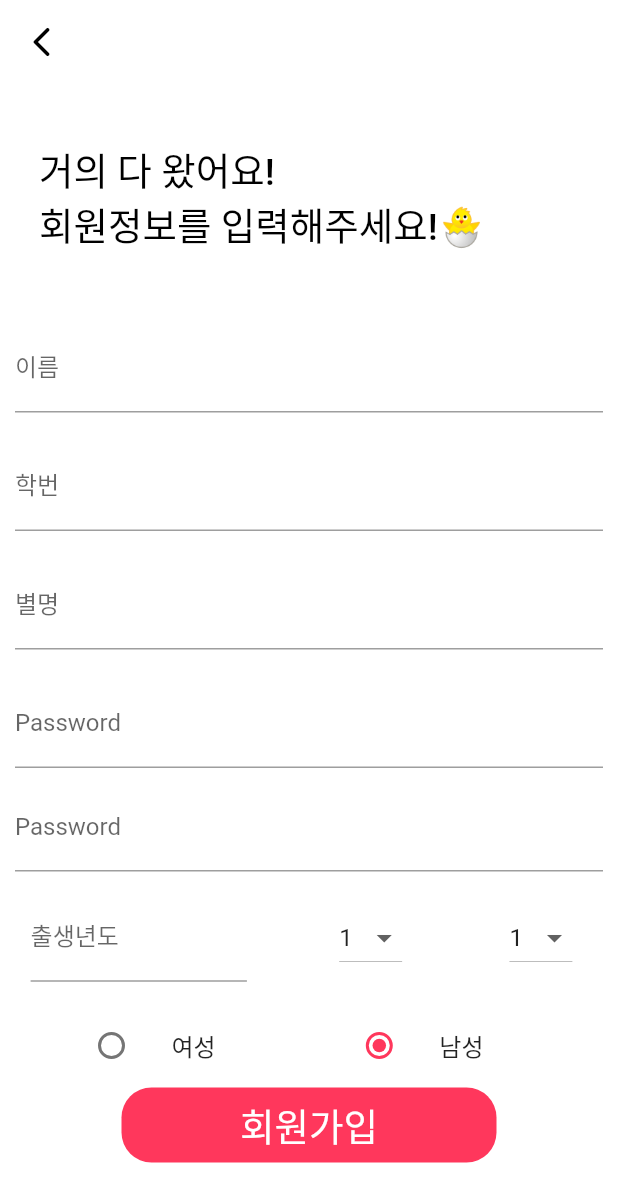
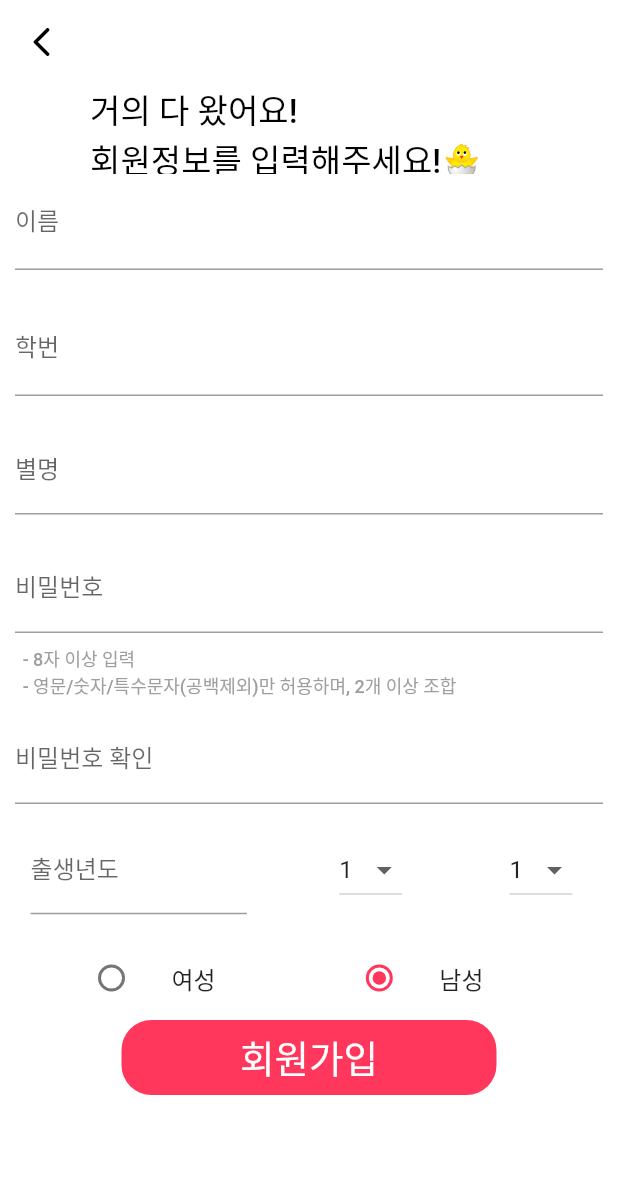
Before and after one commit to SeungtaeRyu/campusMeet_test, a Flutter app: the SignUpScreen screen opened directly, on a phone screen of 412 x 824 dp. Shown: the top 1202 px of the screen. Run offline on Flutter 3.47's test engine with Material 2 defaults, Android fonts, the phone set to English and light mode, and no system bars; our stand-ins replace badges, blur, carousel_slider, dotted_border, form_field_validator, image_picker; missing offline and left inert: wc_form_validators.

Commit message:
회원가입페이지 수정

```diff
--- a/campus_meet_test/lib/screens/login/SignIn_Screen.dart
+++ b/campus_meet_test/lib/screens/login/SignIn_Screen.dart
@@ -55,7 +55,7 @@ class _State extends State<SignInPage> {
                       child: Container(
                           width: 138,
                           height: 126,
-                          child: Image.asset('asset/campusMeetLogo.png')),
+                          child: Image.asset('images/campusMeetLogo.png')),
                     ), //캠퍼스밋이미지가져와
                   ),
                 ),
--- a/campus_meet_test/lib/screens/login/SignUp_Screen.dart
+++ b/campus_meet_test/lib/screens/login/SignUp_Screen.dart
@@ -86,21 +86,23 @@ var _selectedValue = '24';8*/
           child: Column(
             children: <Widget>[
               Container(
-                  width: 380,
-                  height: 150,
-                  alignment: Alignment(-1.0, 0.0),
-                  padding: EdgeInsets.all(10),
+                  width: 287,
+                  height: 60,
+                  alignment: Alignment(-5.5, 0.0),
+                  padding: EdgeInsets.fromLTRB(10, 0, 10, 0),
+                  // margin: EdgeInsets.fromLTRB(0, 0, 0, 0),
                   child: Text(
                     '거의 다 왔어요! \n회원정보를 입력해주세요!🐣',
                     //textAlign: TextAlign.left,
                     style: TextStyle(
                         color: Colors.black,
                         fontWeight: FontWeight.w500,
-                        fontSize: 25),
+                        fontSize: 22),
                   )),
 
               Container(
-                padding: EdgeInsets.all(10),
+                  padding: EdgeInsets.fromLTRB(10, 0, 10, 10),
+                // padding: EdgeInsets.all(10),
                 child: TextFormField(
                   inputFormatters: [
                     FilteringTextInputFormatter.allow(RegExp('[ㄱ-ㅎ|가-힣|ㆍ|ᆢ]')),
@@ -110,6 +112,7 @@ var _selectedValue = '24';8*/
                   decoration: InputDecoration(
                     //  border: OutlineInputBorder(),
                     labelText: '이름',
+                    hintText: '실명으로 입력해주세요'
                   ),
                   autovalidateMode: AutovalidateMode.always,
                   onChanged: (dynamic val) {},
@@ -153,6 +156,7 @@ var _selectedValue = '24';8*/
                   decoration: InputDecoration(
                     //   border: OutlineInputBorder(),
                     labelText: '학번', //텍스트필드말고 숫자만?데 두자리?
+                      hintText: '숫자만 입력해주세요 ex)21'
                   ),
                   validator: Validators.compose([
                     Validators.required('입학년도 2자리 입니다.')
@@ -182,13 +186,15 @@ var _selectedValue = '24';8*/
               Container(
                 //signin 65
                 padding: EdgeInsets.fromLTRB(10, 10, 10, 0),
-                child: TextFormField(
+                child: Column(
+                  children: [
+                    TextFormField(
                       //비밀번호 조건
                       obscureText: true,
                       controller: pwd,
                       decoration: InputDecoration(
                         //  border: OutlineInputBorder(),
-                      labelText: 'Password'),
+                          labelText: '비밀번호'),
                       validator: Validators.compose([
                         Validators.required('Password is required'),
                         Validators.patternString(
@@ -196,6 +202,21 @@ var _selectedValue = '24';8*/
                             '8자리이상,숫자,특수문자를 포함해주세요.')
                       ]),
                     ),
+                    Container(
+                      padding: EdgeInsets.fromLTRB(0, 8, 0, 1),
+                      alignment: Alignment(-0.9, 0.0),
+                      child: Text(
+                        "- 8자 이상 입력 \n- 영문/숫자/특수문자(공백제외)만 허용하며, 2개 이상 조합",
+                        //textAlign: TextAlign.left,
+                        style: TextStyle(
+                            color: Colors.grey,
+                            fontWeight: FontWeight.w500,
+                            fontSize: 12),
+                      ),
+                    )
+                  ],
+                  ),
+
               ),
               Container(
                 //비밀번호확
@@ -205,7 +226,7 @@ var _selectedValue = '24';8*/
                   controller: passwordEController,
                   decoration: InputDecoration(
                     //  border: OutlineInputBorder(),
-                      labelText: 'Password'),
+                      labelText: '비밀번호 확인'),
                   //validateEPassword:
                   validator: (value) {
                     //애러메세지 띄워
--- a/campus_meet_test/lib/screens/login/check_univ_email_screen.dart
+++ b/campus_meet_test/lib/screens/login/check_univ_email_screen.dart
@@ -82,8 +82,7 @@ class _State extends State<CheckUnivPage> {
                       child: Row(
                         children: [
                           Padding(
-                                      padding:
-                                      EdgeInsets.only(right: 10, bottom: 10)),
+                              padding: EdgeInsets.only(right: 10, bottom: 10)),
                           Expanded(
                             // height: 60,
                             // width: 150,
@@ -134,8 +133,7 @@ class _State extends State<CheckUnivPage> {
                                 borderRadius: BorderRadius.circular(10)),
                             child: ElevatedButton(
                               style: ElevatedButton.styleFrom(
-                                          primary: userUnivEmailController.text !=
-                                              ""
+                                  primary: userUnivEmailController.text != ""
                                       ? Color(0xffff375c)
                                       : Color.fromARGB(250, 191, 191, 191)),
                               onPressed: () {
@@ -180,10 +178,9 @@ class _State extends State<CheckUnivPage> {
                               left: 0.0, right: 0.0, bottom: 10.0),
                           child: TextFormField(
                               //autofocus: true,
-                                      onChanged: (text_2){
-                                        if(certificationNumber.text.length > 5){
-                                          setState(() {
-                                          });
+                              onChanged: (text_2) {
+                                if (certificationNumber.text.length > 5) {
+                                  setState(() {});
                                 }
                               },
                               // onEditingComplete:(){
@@ -193,8 +190,7 @@ class _State extends State<CheckUnivPage> {
                               controller: certificationNumber,
                               decoration: InputDecoration(
                                 suffixIcon: Container(
-                                          padding:
-                                          EdgeInsets.only(top: 10, right: 10),
+                                  padding: EdgeInsets.only(top: 10, right: 10),
                                   child: TweenAnimationBuilder<Duration>(
                                       duration: Duration(minutes: 3),
                                       tween: Tween(
@@ -209,25 +205,21 @@ class _State extends State<CheckUnivPage> {
                                           Duration value, Widget? child) {
                                         final minutes = value.inMinutes;
                                         var seconds = value.inSeconds % 60;
-                                                var underTenSecond =
-                                                seconds.toString();
+                                        var underTenSecond = seconds.toString();
                                         if (seconds < 10) {
-                                                  underTenSecond = ("0" +
-                                                      underTenSecond) as String;
+                                          underTenSecond =
+                                              ("0" + underTenSecond) as String;
                                         }
                                         ;
                                         return Padding(
-                                                    padding:
-                                                    const EdgeInsets.symmetric(
+                                            padding: const EdgeInsets.symmetric(
                                                 vertical: 5),
                                             child: Text(
                                                 '0$minutes:$underTenSecond',
                                                 textAlign: TextAlign.center,
                                                 style: TextStyle(
-                                                            color:
-                                                            Color(0xffff375c),
-                                                            fontWeight:
-                                                            FontWeight.bold,
+                                                    color: Color(0xffff375c),
+                                                    fontWeight: FontWeight.bold,
                                                     fontSize: 15)));
                                       }),
                                 ),
@@ -242,10 +234,10 @@ class _State extends State<CheckUnivPage> {
                                   fontWeight: FontWeight.w500,
                                   fontSize: 15),
                               validator: Validators.compose([
-                                        Validators.required('인증번호를 입력해주세요'),
+                                Validators.required(
+                                    '인증번호를 발송했습니다.\n인증번호가 오지 않는다면 입력하신 정보가 정확한지 확인헤 주세요.\n이미 가입된 이메일이거나 가상 이메일은 인증번호를 받을 수 없습니다.'),
                                 Validators.patternString(
-                                            r'^(?=.*?[0-9]).{6,6}$',
-                                            '인증번호는 6자리 입니다.')
+                                    r'^(?=.*?[0-9]).{6,6}$', '인증번호는 6자리 입니다.')
                               ])),
                         ),
                       ),
--- a/campus_meet_test/lib/screens/login/findPasswordConfirmation_screen.dart
+++ b/campus_meet_test/lib/screens/login/findPasswordConfirmation_screen.dart
@@ -31,7 +31,7 @@ class _State extends State<FindPasswordConfirmation> {
                 child: Container(
                     width: 138,
                     height: 126,
-                    child: Image.asset('asset/campusMeetLogo.png')),
+                    child: Image.asset('images/campusMeetLogo.png')),
               ), //캠퍼스밋이미지가져와
             ),
             Container(
--- a/campus_meet_test/lib/screens/myMeeting/edit_my_writing.dart
+++ b/campus_meet_test/lib/screens/myMeeting/edit_my_writing.dart
@@ -319,7 +319,7 @@ class _ReviseScreenState extends State<ReviseScreen> {
             cursorColor: Colors.grey,
             decoration: InputDecoration(
                 border: InputBorder.none,
-                hintText: '미팅 제목을 입력하세요',
+                hintText: '개강 싫은 사람 모여',
                 hintStyle:
                 TextStyle(fontSize: 16, color: Colors.grey.shade500)),
           ),
@@ -360,6 +360,7 @@ class _ReviseScreenState extends State<ReviseScreen> {
                   child: Row(
                     children: [
                       Text(
+                        // 전 페이지에 있던 지역을 (DB에 현재 저장돼있는지역)을 선택해 놓아야한다.
                         addressData == "" ? "지역 선택" : addressData,
                         style: TextStyle(
                             fontSize: 16,
@@ -785,7 +786,7 @@ class _ReviseScreenState extends State<ReviseScreen> {
                     style: TextStyle(color: Colors.grey.shade500),
                     decoration: InputDecoration(
                       border: InputBorder.none,
-                      hintText: '오픈 채팅방 링크를 입력해주세요.',
+                      hintText: '오픈 채팅방 링크',
                       hintStyle:
                       TextStyle(fontSize: 15, color: Colors.grey.shade500),
                     ),
```
Also changed, not shown: campus_meet_test/lib/screens/myMeeting/my_meeting_screen.dart (+12 -9 lines), campus_meet_test/images/agree.png (added), campus_meet_test/images/campusMeetLogo.png (added), campus_meet_test/images/disagree.png (added), campus_meet_test/images/글쓰기아이콘.png (deleted), campus_meet_test/images/미작성아이콘.png (added), 1 other file. Lines whose indentation alone changed are shown as unchanged.
